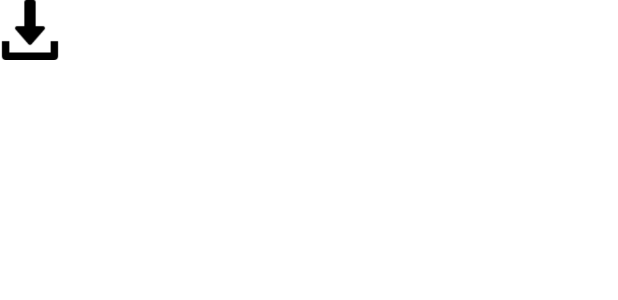
After one commit to nzelenyy/RunningApp, an Android app: the layout rc_single_run_text.xml on its own in the app's theme, with its tools: preview values and no code run, on a phone screen of 412 x 824 dp. The commit adds this screen. Shown: the top 300 px of the screen. Run offline under Robolectric (Android 15) with nearby library versions, the phone set to English and light mode, and no system bars.

```diff
--- /dev/null
+++ b/app/src/main/res/layout/rc_single_run_text.xml
@@ -0,0 +1,29 @@
+<?xml version="1.0" encoding="utf-8"?>
+<LinearLayout
+    android:layout_height="wrap_content"
+    android:layout_width="match_parent"
+    android:gravity="center_vertical"
+    xmlns:android="http://schemas.android.com/apk/res/android">
+
+
+    <TextView
+
+        android:layout_width="wrap_content"
+        android:layout_height="wrap_content"
+        android:textSize="14dp"
+        android:id="@+id/tv_Id"/>
+    <TextView
+        android:layout_width="wrap_content"
+        android:layout_height="wrap_content"
+        android:textSize="14dp"
+        android:id="@+id/tv_Distance"/>
+    <TextView
+        android:layout_width="wrap_content"
+        android:layout_height="wrap_content"
+        android:textSize="14dp"
+        android:id="@+id/tv_Timing"/>
+    <ImageView
+        android:layout_width="40dp"
+        android:layout_height="40dp"
+        android:src="@drawable/ic_downloaded"/>
+</LinearLayout>
```
Also changed, not shown: app/src/main/java/com/example/runningapp/runs_choice.java (+37 -66 lines), app/src/main/res/layout/activity_runs_choice.xml (+9 -1 lines), app/src/main/res/layout/rc_single_run_buttons.xml (added, +23 -0 lines), app/src/main/res/drawable/ic_downloaded.png (added).
